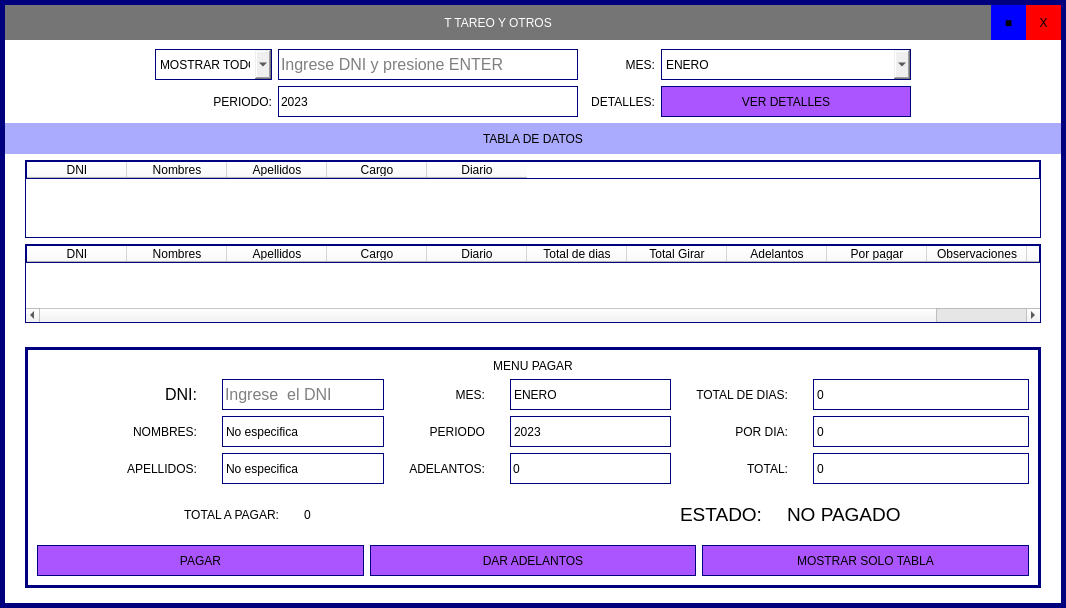
Above: ui_files/tpayments.ui from Romehe369/aec_contrastistas_g before the change. Below: the same form after it.
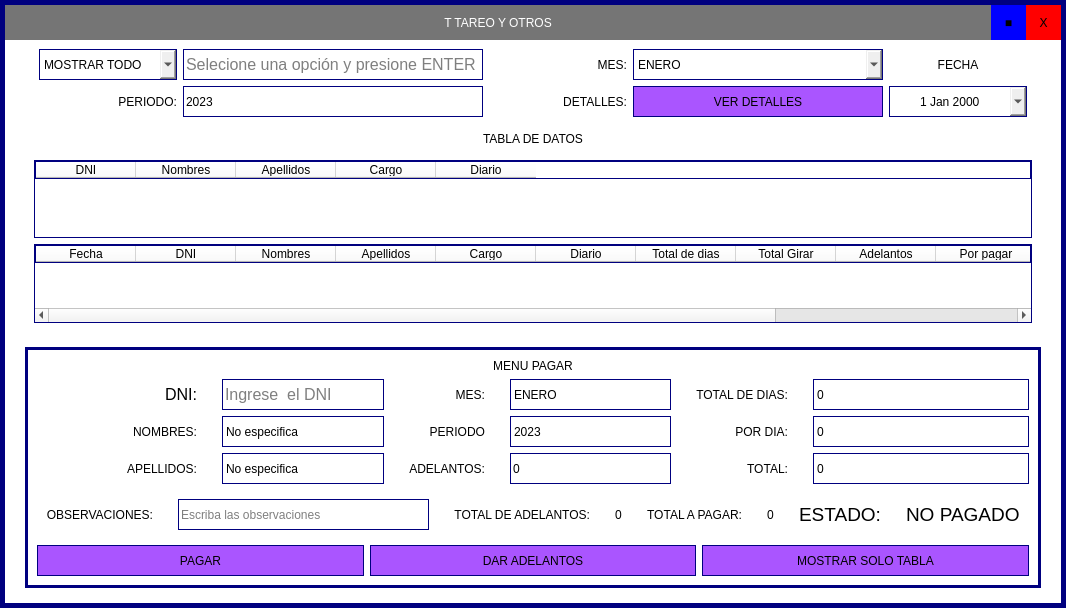
That is the form after the change.

```diff
--- a/ui_files/tpayments.ui
+++ b/ui_files/tpayments.ui
@@ -206,36 +206,70 @@
          <property name="frameShadow">
           <enum>QFrame::Raised</enum>
          </property>
-         <layout class="QVBoxLayout" name="verticalLayout_2">
-          <property name="spacing">
-           <number>6</number>
-          </property>
-          <property name="leftMargin">
-           <number>0</number>
-          </property>
-          <property name="topMargin">
-           <number>9</number>
-          </property>
-          <property name="rightMargin">
-           <number>0</number>
-          </property>
-          <property name="bottomMargin">
-           <number>9</number>
-          </property>
+         <layout class="QVBoxLayout" name="verticalLayout_4">
           <item>
-           <layout class="QHBoxLayout" name="layout_info" stretch="0">
-            <property name="spacing">
-             <number>6</number>
-            </property>
+           <layout class="QVBoxLayout" name="verticalLayout_2">
             <property name="leftMargin">
-             <number>150</number>
+             <number>25</number>
             </property>
             <property name="rightMargin">
-             <number>150</number>
+             <number>25</number>
             </property>
             <item>
-             <layout class="QGridLayout" name="gridLayout" columnstretch="0,0,0,0,0">
-              <item row="1" column="1">
+             <layout class="QGridLayout" name="gridLayout_2">
+              <item row="1" column="4">
+               <widget class="QDateEdit" name="dateEdit">
+                <property name="minimumSize">
+                 <size>
+                  <width>0</width>
+                  <height>31</height>
+                 </size>
+                </property>
+                <property name="styleSheet">
+                 <string notr="true">QDateEdit{
+font: 75 14pt &quot;MS Shell Dlg 2&quot;;
+border: 1px solid rgb(0, 0, 127);
+}
+
+QCalendarWidget QWidget {
+border: 1px solid rgb(0, 0, 127);
+border-radius:0px;
+font: 14pt &quot;MS Shell Dlg 2&quot;;
+background-color : lightgreen;
+}
+#qt_calendar_prevmonth, 
+#qt_calendar_nextmonth {
+	/* border delete */
+    /* delete default icons */
+    min-width: 50px;
+    max-height: 33px;
+	/* set background transparent */
+}
+#qt_calendar_navigationbar {
+	font: 75 14pt &quot;MS Shell Dlg 2&quot;;
+    background-color: #fff;
+}
+
+#qt_calendar_monthbutton {
+	font: 14pt &quot;MS Shell Dlg 2&quot;;
+	width: 110px;
+	height: 31px;
+}
+#qt_calendar_yearbutton {
+	font: 75 14pt &quot;MS Shell Dlg 2&quot;;
+	width: 70px;
+	height: 31px;
+}</string>
+                </property>
+                <property name="alignment">
+                 <set>Qt::AlignCenter</set>
+                </property>
+                <property name="calendarPopup">
+                 <bool>true</bool>
+                </property>
+               </widget>
+              </item>
+              <item row="0" column="1">
                <widget class="QLineEdit" name="lineEdit_dni">
                 <property name="minimumSize">
                  <size>
@@ -262,11 +296,46 @@
                  <string notr="true">border: 1px solid rgb(0, 0, 127);</string>
                 </property>
                 <property name="placeholderText">
-                 <string>Ingrese DNI y presione ENTER</string>
+                 <string>Selecione una opción y presione ENTER</string>
                 </property>
                </widget>
               </item>
-              <item row="2" column="4">
+              <item row="0" column="2">
+               <widget class="QLabel" name="label_45">
+                <property name="text">
+                 <string>MES:</string>
+                </property>
+                <property name="alignment">
+                 <set>Qt::AlignRight|Qt::AlignTrailing|Qt::AlignVCenter</set>
+                </property>
+               </widget>
+              </item>
+              <item row="1" column="1">
+               <widget class="QLineEdit" name="lineEdit_year">
+                <property name="minimumSize">
+                 <size>
+                  <width>0</width>
+                  <height>31</height>
+                 </size>
+                </property>
+                <property name="maximumSize">
+                 <size>
+                  <width>300</width>
+                  <height>16777215</height>
+                 </size>
+                </property>
+                <property name="styleSheet">
+                 <string notr="true">border: 1px solid rgb(0, 0, 127);</string>
+                </property>
+                <property name="text">
+                 <string>2023</string>
+                </property>
+                <property name="maxLength">
+                 <number>4</number>
+                </property>
+               </widget>
+              </item>
+              <item row="1" column="3">
                <widget class="QPushButton" name="btn_details">
                 <property name="minimumSize">
                  <size>
@@ -285,8 +354,8 @@
                 </property>
                </widget>
               </item>
-              <item row="1" column="0">
-               <widget class="QComboBox" name="comboBox_2">
+              <item row="0" column="0">
+               <widget class="QComboBox" name="comboBox_selection">
                 <property name="minimumSize">
                  <size>
                   <width>0</width>
@@ -308,52 +377,7 @@
                 </item>
                </widget>
               </item>
-              <item row="2" column="2">
-               <widget class="QLabel" name="label_49">
-                <property name="text">
-                 <string>DETALLES:</string>
-                </property>
-                <property name="alignment">
-                 <set>Qt::AlignRight|Qt::AlignTrailing|Qt::AlignVCenter</set>
-                </property>
-               </widget>
-              </item>
-              <item row="2" column="0">
-               <widget class="QLabel" name="label_47">
-                <property name="text">
-                 <string>PERIODO:</string>
-                </property>
-                <property name="alignment">
-                 <set>Qt::AlignRight|Qt::AlignTrailing|Qt::AlignVCenter</set>
-                </property>
-               </widget>
-              </item>
-              <item row="2" column="1">
-               <widget class="QLineEdit" name="lineEdit_year">
-                <property name="minimumSize">
-                 <size>
-                  <width>0</width>
-                  <height>31</height>
-                 </size>
-                </property>
-                <property name="maximumSize">
-                 <size>
-                  <width>300</width>
-                  <height>16777215</height>
-                 </size>
-                </property>
-                <property name="styleSheet">
-                 <string notr="true">border: 1px solid rgb(0, 0, 127);</string>
-                </property>
-                <property name="text">
-                 <string>2023</string>
-                </property>
-                <property name="maxLength">
-                 <number>4</number>
-                </property>
-               </widget>
-              </item>
-              <item row="1" column="4">
+              <item row="0" column="3">
                <widget class="QComboBox" name="comboBox_month">
                 <property name="minimumSize">
                  <size>
@@ -432,16 +456,36 @@
                 </item>
                </widget>
               </item>
+              <item row="1" column="0">
+               <widget class="QLabel" name="label_47">
+                <property name="text">
+                 <string>PERIODO:</string>
+                </property>
+                <property name="alignment">
+                 <set>Qt::AlignRight|Qt::AlignTrailing|Qt::AlignVCenter</set>
+                </property>
+               </widget>
+              </item>
               <item row="1" column="2">
-               <widget class="QLabel" name="label_45">
+               <widget class="QLabel" name="label_49">
                 <property name="text">
-                 <string>MES:</string>
+                 <string>DETALLES:</string>
                 </property>
                 <property name="alignment">
                  <set>Qt::AlignRight|Qt::AlignTrailing|Qt::AlignVCenter</set>
                 </property>
                </widget>
               </item>
+              <item row="0" column="4">
+               <widget class="QLabel" name="label_50">
+                <property name="text">
+                 <string>FECHA</string>
+                </property>
+                <property name="alignment">
+                 <set>Qt::AlignCenter</set>
+                </property>
+               </widget>
+              </item>
              </layout>
             </item>
            </layout>
@@ -456,7 +500,7 @@
             </property>
             <property name="styleSheet">
              <string notr="true">QPushButton{
-background-color: rgb(170, 170, 255);
+	background-color: rgb(255, 255, 255);
 border: none;
 border-radius:0px;
 }
@@ -521,6 +565,11 @@
               <property name="styleSheet">
                <string notr="true">border: 1px solid rgb(0, 0, 127);</string>
               </property>
+              <column>
+               <property name="text">
+                <string>Fecha</string>
+               </property>
+              </column>
               <column>
                <property name="text">
                 <string>DNI</string>
@@ -992,12 +1041,89 @@
                 <string notr="true">font: 75 14pt &quot;MS Shell Dlg 2&quot;;
 border:none;</string>
                </property>
-               <layout class="QHBoxLayout" name="horizontalLayout_5" stretch="0,0,0,0">
+               <layout class="QHBoxLayout" name="horizontalLayout_5" stretch="0,0,0,0,0,0,0,0">
                 <property name="spacing">
                  <number>25</number>
                 </property>
                 <item>
                  <widget class="QLabel" name="label_51">
+                  <property name="minimumSize">
+                   <size>
+                    <width>0</width>
+                    <height>31</height>
+                   </size>
+                  </property>
+                  <property name="styleSheet">
+                   <string notr="true">font: 75 14pt &quot;MS Shell Dlg 2&quot;;
+border:none;</string>
+                  </property>
+                  <property name="text">
+                   <string>OBSERVACIONES:</string>
+                  </property>
+                  <property name="alignment">
+                   <set>Qt::AlignRight|Qt::AlignTrailing|Qt::AlignVCenter</set>
+                  </property>
+                 </widget>
+                </item>
+                <item>
+                 <widget class="QLineEdit" name="lndt_observaciones">
+                  <property name="minimumSize">
+                   <size>
+                    <width>0</width>
+                    <height>31</height>
+                   </size>
+                  </property>
+                  <property name="styleSheet">
+                   <string notr="true">border: 1px solid rgb(0, 0, 127);
+background-color: rgb(255, 255, 255);</string>
+                  </property>
+                  <property name="text">
+                   <string/>
+                  </property>
+                  <property name="placeholderText">
+                   <string>Escriba las observaciones</string>
+                  </property>
+                 </widget>
+                </item>
+                <item>
+                 <widget class="QLabel" name="label_53">
+                  <property name="minimumSize">
+                   <size>
+                    <width>0</width>
+                    <height>31</height>
+                   </size>
+                  </property>
+                  <property name="styleSheet">
+                   <string notr="true">font: 75 14pt &quot;MS Shell Dlg 2&quot;;
+border:none;</string>
+                  </property>
+                  <property name="text">
+                   <string>TOTAL DE ADELANTOS:</string>
+                  </property>
+                  <property name="alignment">
+                   <set>Qt::AlignRight|Qt::AlignTrailing|Qt::AlignVCenter</set>
+                  </property>
+                 </widget>
+                </item>
+                <item>
+                 <widget class="QLabel" name="total_adelantos">
+                  <property name="maximumSize">
+                   <size>
+                    <width>200</width>
+                    <height>16777215</height>
+                   </size>
+                  </property>
+                  <property name="styleSheet">
+                   <string notr="true">font: 75 14pt &quot;MS Shell Dlg 2&quot;;
+border:none;</string>
+                  </property>
+                  <property name="text">
+                   <string>0</string>
+                  </property>
+                 </widget>
+                </item>
+                <item>
+                 <widget class="QLabel" name="label_52">
                   <property name="minimumSize">
                    <size>
                     <width>0</width>
```
Left out of the diff: 12 changed lines with no effect on the pictures.
